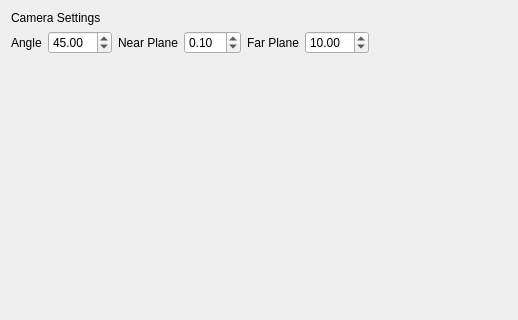
Before: the Qt Designer form mainwindow.ui in oneman72hourgamejam/GOEngine, drawn with Qt 5; both pictures show x 0 to 518 and y 0 to 320 of the 948 by 664 pixel window.
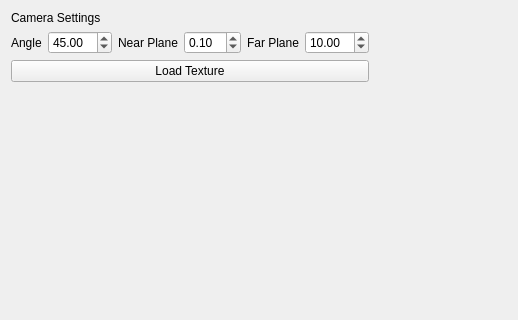
After: the same form once the commit is applied. Custom widgets are drawn as their Qt base class.

Commit message: load texture from folder

```diff
--- a/mainwindow.ui
+++ b/mainwindow.ui
@@ -90,6 +90,13 @@
           </item>
          </layout>
         </item>
+        <item>
+         <widget class="QPushButton" name="pushButton_2">
+          <property name="text">
+           <string>Load Texture</string>
+          </property>
+         </widget>
+        </item>
         <item>
          <spacer name="verticalSpacer">
           <property name="orientation">
```
The commit also changes 3 other files.
